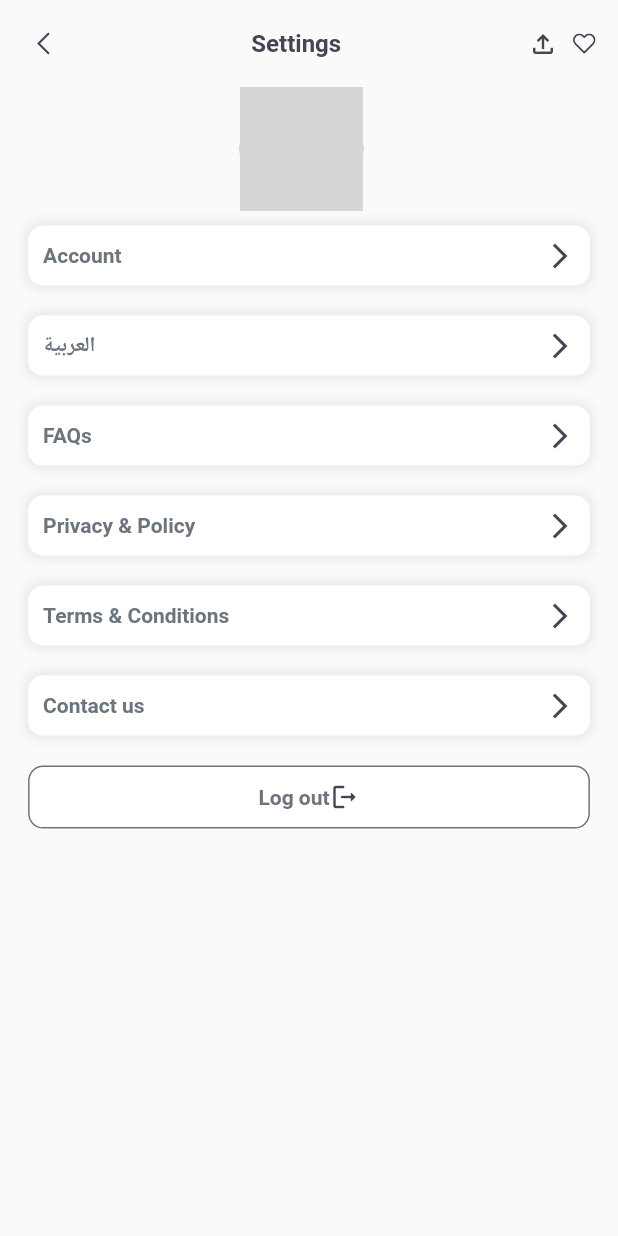
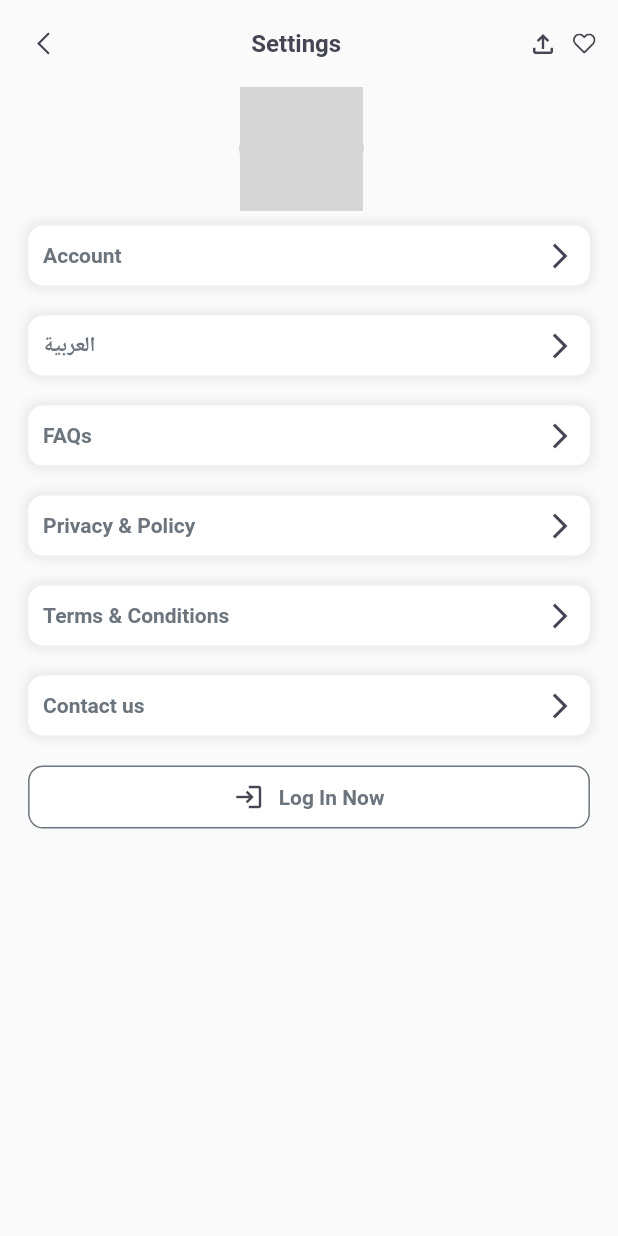
Before and after one commit to hamouda2099/Hayyak_User, a Flutter app: the SettingsScreen screen opened directly, on a phone screen of 412 x 824 dp. Run offline on Flutter 3.47's test engine with Material 2 defaults, Android fonts, the phone set to English and light mode, and no system bars; our stand-ins replace circular_countdown_timer, easy_localization, firebase_auth, firebase_core, flutter_riverpod, flutter_svg and 7 more; missing offline and left inert: add_2_calendar, html_widget, ticket_widget, urwaypayment; accounts and stored records are empty; network calls fail; project files that could hold a hidden picture were left out; grey boxes are pictures that could not be loaded.

Commit message:
fix gest login bug

```diff
--- a/lib/UI/Screens/settings_screen.dart
+++ b/lib/UI/Screens/settings_screen.dart
@@ -12,6 +12,7 @@ import 'package:hayyak/UI/Screens/account_screen.dart';
 import 'package:hayyak/UI/Screens/contact_us_screen.dart';
 import 'package:hayyak/UI/Screens/faqs_screen.dart';
 import 'package:hayyak/UI/Screens/home_screen.dart';
+import 'package:hayyak/UI/Screens/login_screen.dart';
 import 'package:hayyak/UI/Screens/privacy_policy_screen.dart';
 import 'package:hayyak/UI/Screens/terms_and_conditions_screen.dart';
 import 'package:hayyak/main.dart';
@@ -289,7 +290,46 @@ class SettingsScreen extends StatelessWidget {
                   ),
                 ),
               ),
-              InkWell(
+              UserData.token == ''
+                  ? InkWell(
+                      onTap: () {
+                        navigator(
+                            context: context,
+                            screen: LoginScreen(screen: SettingsScreen()),
+                            remove: true);
+                      },
+                      child: Container(
+                        margin: const EdgeInsets.all(10),
+                        width: screenWidth / 1.1,
+                        padding: const EdgeInsets.all(10),
+                        decoration: BoxDecoration(
+                            color: Colors.white,
+                            borderRadius: BorderRadius.circular(10),
+                            border:
+                                Border.all(color: kLightGreyColor, width: 1)),
+                        child: Row(
+                          mainAxisAlignment: MainAxisAlignment.center,
+                          children: [
+                            const Icon(
+                              Icons.login,
+                              color: kDarkGreyColor,
+                              size: 20,
+                            ),
+                            const SizedBox(
+                              width: 10,
+                            ),
+                            Text(
+                                UserData.translation.data?.signIn?.toString() ??
+                                    'Log In Now',
+                                style: const TextStyle(
+                                    color: kLightGreyColor,
+                                    fontSize: 14,
+                                    fontWeight: FontWeight.bold)),
+                          ],
+                        ),
+                      ),
+                    )
+                  : InkWell(
                       onTap: () {
                         logoutDialog(context);
                       },
@@ -300,14 +340,15 @@ class SettingsScreen extends StatelessWidget {
                         decoration: BoxDecoration(
                             color: Colors.white,
                             borderRadius: BorderRadius.circular(10),
-                      border: Border.all(color: kLightGreyColor, width: 1)),
+                            border:
+                                Border.all(color: kLightGreyColor, width: 1)),
                         child: Row(
                           mainAxisAlignment: MainAxisAlignment.center,
                           children: [
                             Text(
                                 UserData.translation.data?.logOut?.toString() ??
                                     'Log out',
-                          style: TextStyle(
+                                style: const TextStyle(
                                     color: kLightGreyColor,
                                     fontSize: 14,
                                     fontWeight: FontWeight.bold)),
```
Also changed, not shown: lib/Config/test_static_data.dart (deleted, +0 -108 lines), lib/UI/Screens/event_details_screen.dart (+15 -5 lines). Lines whose indentation alone changed are shown as unchanged.
